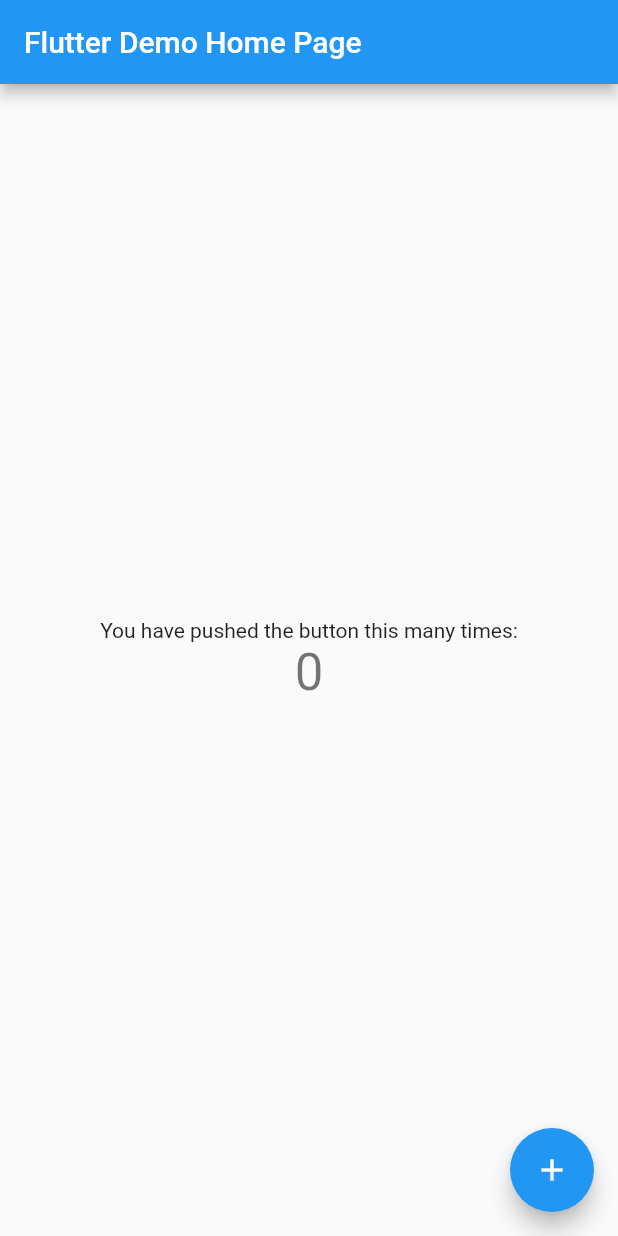
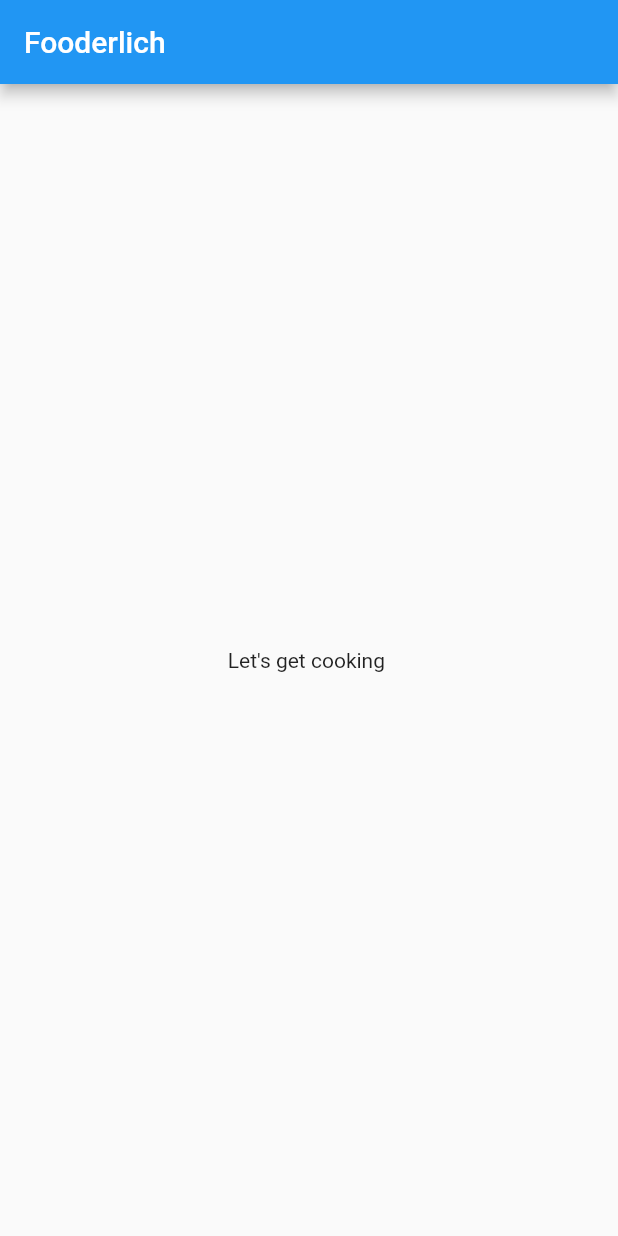
Before and after one commit to rooptestdev/fooderlich, a Flutter app: the screen it shows after launch, on a phone screen of 412 x 824 dp. Run offline on Flutter 3.47's test engine with Material 2 defaults, Android fonts, the phone set to English and light mode, and no system bars.

Commit message:
Started app

```diff
--- a/lib/main.dart
+++ b/lib/main.dart
@@ -1,115 +1,26 @@
 import 'package:flutter/material.dart';
 
 void main() {
-  runApp(const MyApp());
+  runApp(const Fooderlich());
 }
 
-class MyApp extends StatelessWidget {
-  const MyApp({Key? key}) : super(key: key);
+class Fooderlich extends StatelessWidget {
+  const Fooderlich({Key? key}) : super(key: key);
 
-  // This widget is the root of your application.
   @override
   Widget build(BuildContext context) {
+    // TODO: Create theme
+    // TODO: Apply home widget
+
     return MaterialApp(
-      title: 'Flutter Demo',
-      theme: ThemeData(
-        // This is the theme of your application.
-        //
-        // Try running your application with "flutter run". You'll see the
-        // application has a blue toolbar. Then, without quitting the app, try
-        // changing the primarySwatch below to Colors.green and then invoke
-        // "hot reload" (press "r" in the console where you ran "flutter run",
-        // or simply save your changes to "hot reload" in a Flutter IDE).
-        // Notice that the counter didn't reset back to zero; the application
-        // is not restarted.
-        primarySwatch: Colors.blue,
+      // TODO: Add theme
+      title: 'Fooderlich',
+      home: Scaffold(
+        // TODO: Style the title
+        appBar: AppBar(title: const Text('Fooderlich')),
+        // TODO: Style the body text
+        body: const Center(child: Text('Let\'s get cooking ')),
       ),
-      home: const MyHomePage(title: 'Flutter Demo Home Page'),
     );
   }
 }
-
-class MyHomePage extends StatefulWidget {
-  const MyHomePage({Key? key, required this.title}) : super(key: key);
-
-  // This widget is the home page of your application. It is stateful, meaning
-  // that it has a State object (defined below) that contains fields that affect
-  // how it looks.
-
-  // This class is the configuration for the state. It holds the values (in this
-  // case the title) provided by the parent (in this case the App widget) and
-  // used by the build method of the State. Fields in a Widget subclass are
-  // always marked "final".
-
-  final String title;
-
-  @override
-  State<MyHomePage> createState() => _MyHomePageState();
-}
-
-class _MyHomePageState extends State<MyHomePage> {
-  int _counter = 0;
-
-  void _incrementCounter() {
-    setState(() {
-      // This call to setState tells the Flutter framework that something has
-      // changed in this State, which causes it to rerun the build method below
-      // so that the display can reflect the updated values. If we changed
-      // _counter without calling setState(), then the build method would not be
-      // called again, and so nothing would appear to happen.
-      _counter++;
-    });
-  }
-
-  @override
-  Widget build(BuildContext context) {
-    // This method is rerun every time setState is called, for instance as done
-    // by the _incrementCounter method above.
-    //
-    // The Flutter framework has been optimized to make rerunning build methods
-    // fast, so that you can just rebuild anything that needs updating rather
-    // than having to individually change instances of widgets.
-    return Scaffold(
-      appBar: AppBar(
-        // Here we take the value from the MyHomePage object that was created by
-        // the App.build method, and use it to set our appbar title.
-        title: Text(widget.title),
-      ),
-      body: Center(
-        // Center is a layout widget. It takes a single child and positions it
-        // in the middle of the parent.
-        child: Column(
-          // Column is also a layout widget. It takes a list of children and
-          // arranges them vertically. By default, it sizes itself to fit its
-          // children horizontally, and tries to be as tall as its parent.
-          //
-          // Invoke "debug painting" (press "p" in the console, choose the
-          // "Toggle Debug Paint" action from the Flutter Inspector in Android
-          // Studio, or the "Toggle Debug Paint" command in Visual Studio Code)
-          // to see the wireframe for each widget.
-          //
-          // Column has various properties to control how it sizes itself and
-          // how it positions its children. Here we use mainAxisAlignment to
-          // center the children vertically; the main axis here is the vertical
-          // axis because Columns are vertical (the cross axis would be
-          // horizontal).
-          mainAxisAlignment: MainAxisAlignment.center,
-          children: <Widget>[
-            const Text(
-              'You have pushed the button this many times:',
-            ),
-            Text(
-              '$_counter',
-              style: Theme.of(context).textTheme.headline4,
-            ),
-          ],
-        ),
-      ),
-      floatingActionButton: FloatingActionButton(
-        onPressed: _incrementCounter,
-        tooltip: 'Increment',
-        child: const Icon(Icons.add),
-      ), // This trailing comma makes auto-formatting nicer for build methods.
-    );
-  }
-}
```
